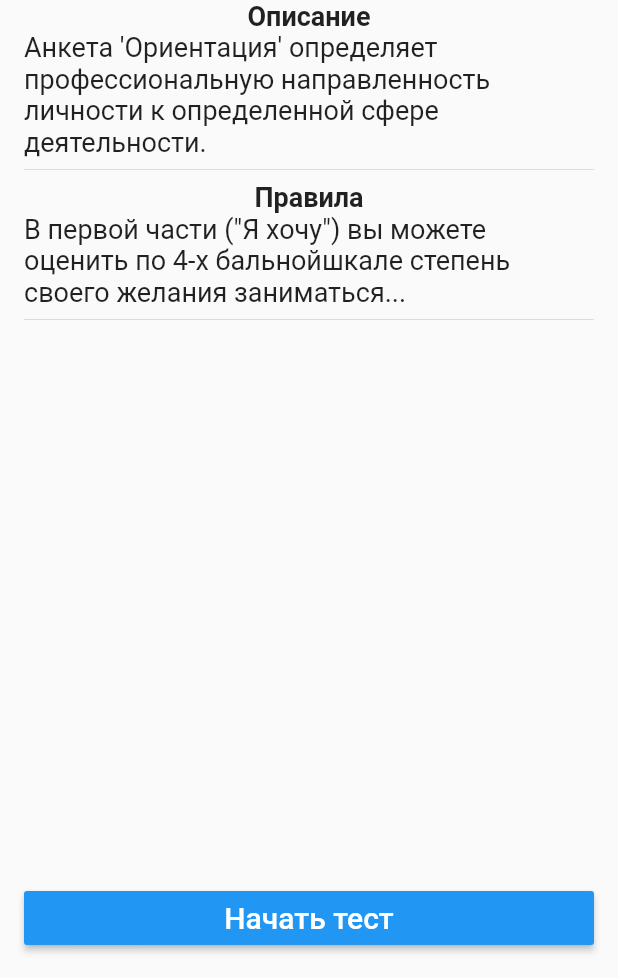
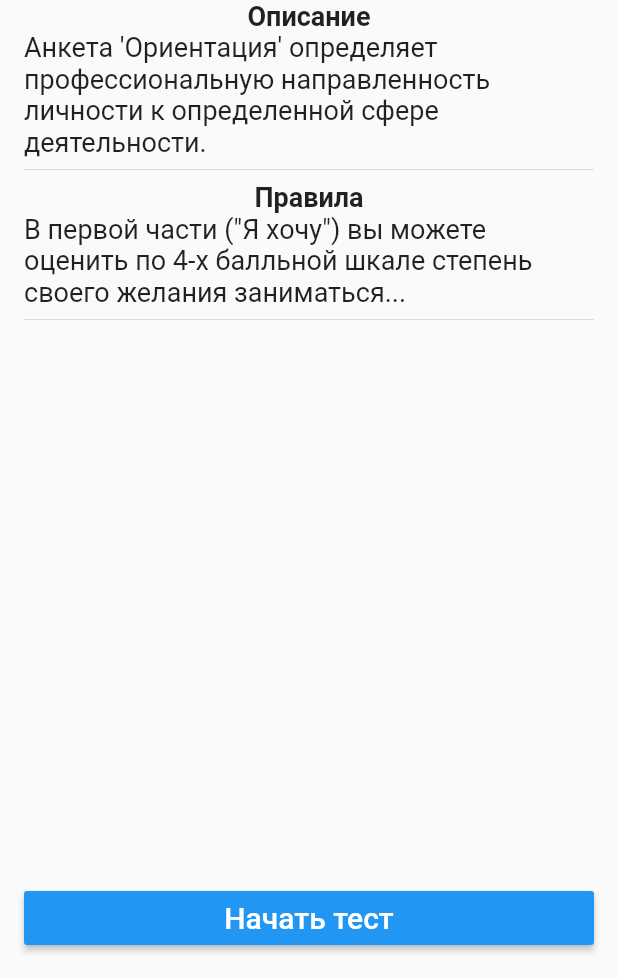
Before and after one commit to m-obrubov/mobile-kp, a Flutter app: the screen it shows after launch, on a phone screen of 412 x 824 dp, the part 258-1236 px from its top. Run offline on Flutter 3.47's test engine with Material 2 defaults, Android fonts, the phone set to English and light mode, and no system bars.

Commit message:
Рефакторинг. Изменена главная страница: убараны padding`и у прокручиваемого текста

```diff
--- a/questionnaire_fe/lib/pages/home.dart
+++ b/questionnaire_fe/lib/pages/home.dart
@@ -46,12 +46,11 @@ class Home extends StatelessWidget {
         title: Text('Главная'),
         actions: profileIcon
       ),
-      body: Container(
-        padding: EdgeInsets.all(16.0),
-        child: Column(
+      body: Column(
         children: <Widget>[
           Expanded(
             child: SingleChildScrollView(
+              padding: EdgeInsets.all(16.0),
               child: Column(
                 children: <Widget>[
                   Image.asset(
@@ -83,7 +82,7 @@ class Home extends StatelessWidget {
                     ),
                   ),
                   Text(
-                      "В первой части (\"Я хочу\") вы можете оценить по 4-х бальной"
+                    "В первой части (\"Я хочу\") вы можете оценить по 4-х балльной "
                         "шкале степень своего желания заниматься...",
                     style: TextStyle(
                         fontSize: 18.0
@@ -94,9 +93,11 @@ class Home extends StatelessWidget {
               ),
             ),
           ),
-            bodyButtons
+          Container(
+            padding: EdgeInsets.all(16.0),
+            child: bodyButtons,
+          )
         ],
-        )
       )
     );
   }
```
Lines whose indentation alone changed are shown as unchanged.
